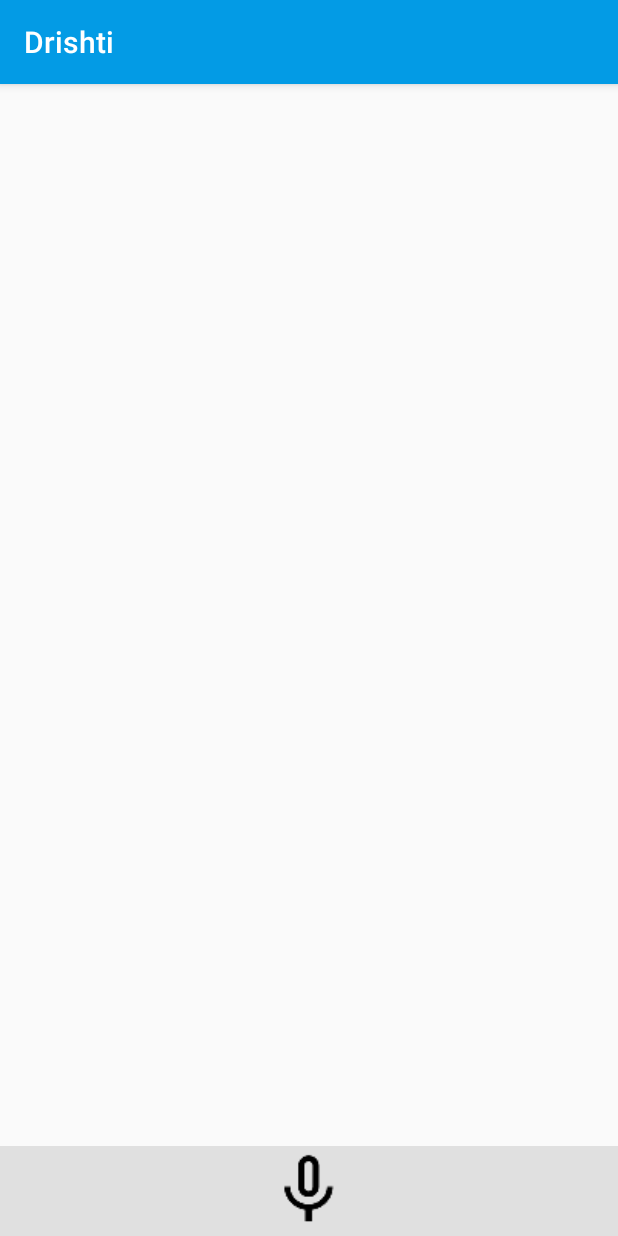
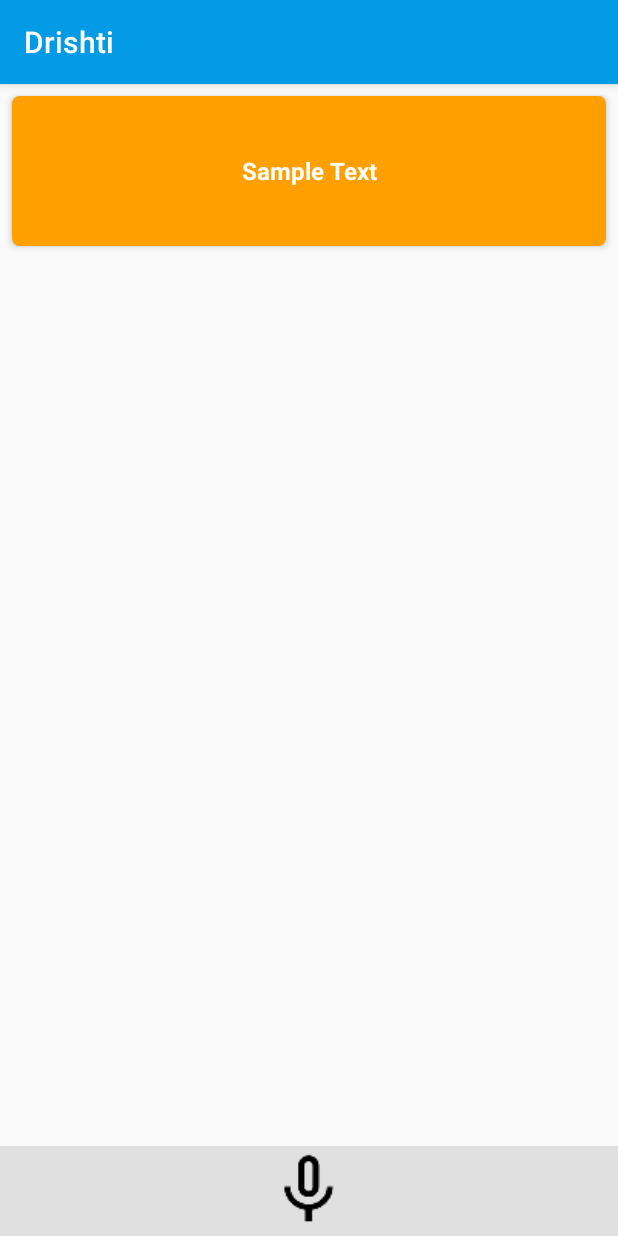
Before and after one commit to AldrichMascarenhas/Drishti-Android-App, an Android app: the Session screen opened directly, with no data from a screen before it, on a phone screen of 412 x 824 dp. Run offline under Robolectric (Android 15) with nearby library versions, the phone set to English and light mode, and no system bars; our stand-ins replace EventBus; libraries missing offline, so code that uses them is left out: com.orm, jp.wasabeef.recyclerview; 4 statements that could not run were skipped.

Commit message:
Session Fixed

```diff
--- a/app/src/main/res/layout/activity_session.xml
+++ b/app/src/main/res/layout/activity_session.xml
@@ -21,32 +21,32 @@
         android:id="@+id/faces_card"
         xmlns:card_view="http://schemas.android.com/apk/res-auto"
         android:layout_width="match_parent"
-        android:layout_height="wrap_content"
+        android:layout_height="100dp"
         card_view:cardCornerRadius="5dp"
         card_view:cardElevation="3dp"
-        android:visibility="gone"
-        android:layout_marginBottom="5dp"
+        android:visibility="visible"
+        android:layout_marginTop="8dp"
+        android:layout_marginLeft="8dp"
+        android:layout_marginRight="8dp"
         xmlns:android="http://schemas.android.com/apk/res/android">
 
 
         <LinearLayout
             android:layout_width="match_parent"
-            android:layout_height="wrap_content"
+            android:layout_height="match_parent"
             android:layout_gravity="left|bottom"
             android:orientation="vertical">
-
-
 
             <TextView
                 android:id="@+id/face_textview"
                 android:layout_width="match_parent"
-                android:layout_height="wrap_content"
+                android:layout_height="match_parent"
                 android:padding="8dp"
                 android:textColor="@color/white"
-                android:background="@color/black"
+                android:background="@color/facecardcolor"
                 android:gravity="center"
-                android:alpha="0.70"
-                android:textSize="18sp"
+                android:textStyle="bold"
+                android:textSize="16sp"
                 android:text="Sample Text"/>
         </LinearLayout>
 
--- a/app/src/main/res/layout/session_item_layout.xml
+++ b/app/src/main/res/layout/session_item_layout.xml
@@ -6,6 +6,7 @@
             android:layout_height="wrap_content"
             card_view:cardCornerRadius="5dp"
             card_view:cardElevation="3dp"
+
             android:layout_marginBottom="10dp"
             xmlns:android="http://schemas.android.com/apk/res/android">
 
--- a/app/src/main/res/values/colors.xml
+++ b/app/src/main/res/values/colors.xml
@@ -9,6 +9,7 @@
 
     <color name="white">#ffffff</color>
     <color name="black">#000000</color>
+    <color name="facecardcolor">#FFA000</color>
 
     <color name="textBackground">#E0E0E0</color>
 </resources>
```
Also changed, not shown: app/src/main/java/com/example/semicolon/drishti/Session.java (+40 -7 lines), app/src/main/res/drawable/selector.xml (added, +7 -0 lines).
